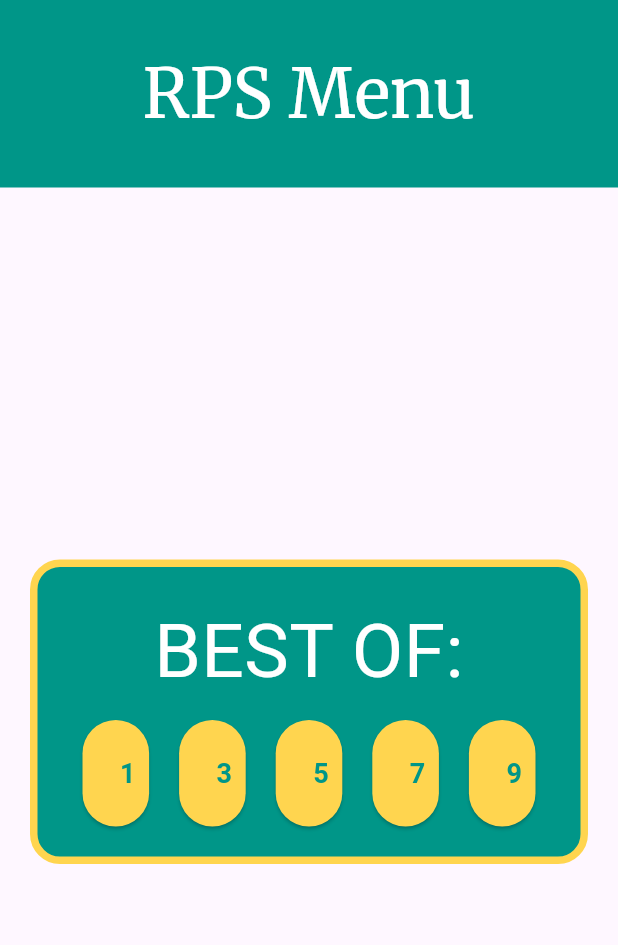
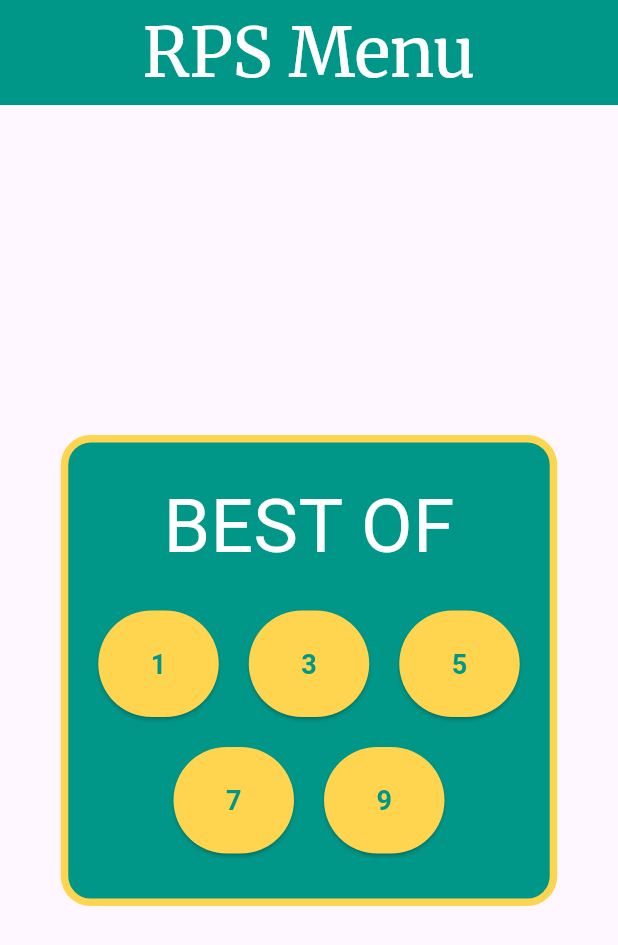
Before and after one commit to KyziaPi/rock-paper-scissors, a Flutter app: the screen it shows after launch, on a phone screen of 412 x 824 dp. Shown: the top 945 px of the screen. Run offline on Flutter 3.47's test engine with Material 3 defaults, Android fonts, the phone set to English and light mode, and no system bars; our stand-ins replace google_fonts.

Commit message:
UI edits to fit phone dimensions

```diff
--- a/lib/game.dart
+++ b/lib/game.dart
@@ -89,7 +89,7 @@ class _GamePageState extends State<GamePage> {
   @override
   Widget build(BuildContext context) {
     return Scaffold(
-      appBar: buildAppBar(context, 'Rock Paper Scissors'),
+      appBar: buildAppBar(context, 'RPS'),
       body: Center(
         child: Column(
           mainAxisAlignment: MainAxisAlignment.center,
@@ -218,7 +218,7 @@ void showRoundOverPopup(BuildContext context, int round, String roundScore,
               SizedBox(height: 10),
               Text(totalScoreMessage, style: TextStyle(fontSize: 25)),
               SizedBox(height: 20),
-              Row(
+              Column(
                 mainAxisAlignment: MainAxisAlignment.center,
                 children: [
                   ElevatedButton(
@@ -228,7 +228,7 @@ void showRoundOverPopup(BuildContext context, int round, String roundScore,
                     style: customButtonStyle2(30),
                     child: Text("Next Round"),
                   ),
-                  const SizedBox(width: 20),
+                  const SizedBox(height: 15),
                   ElevatedButton(
                     onPressed: () {
                       Navigator.push(
--- a/lib/main.dart
+++ b/lib/main.dart
@@ -33,7 +33,7 @@ AppBar buildAppBar(BuildContext context, String title) {
     ),
     backgroundColor: Colors.teal,
     centerTitle: true,
-    toolbarHeight: 125,
+    toolbarHeight: 70,
     automaticallyImplyLeading: false,
   );
 }
--- a/lib/menu.dart
+++ b/lib/menu.dart
@@ -27,17 +27,18 @@ class MenuPage extends StatelessWidget {
               mainAxisSize: MainAxisSize.min,
               mainAxisAlignment: MainAxisAlignment.center,
               children: [
-                const Text('BEST OF:',
+                const Text('BEST OF',
                     style: TextStyle(fontSize: 50,
                         color: Colors.white)
                 ),
                 const SizedBox(height: 10),
-                Row(
-                  mainAxisAlignment: MainAxisAlignment.center,
+                Wrap(
+                  alignment: WrapAlignment.center,
+                  spacing: 20.0,
+                  runSpacing: 0,
                   children: bestOf.map((int num) {
-                    return Flexible(
-                      child: Padding(
-                        padding: const EdgeInsets.symmetric(horizontal: 10),
+                    return Padding(
+                      padding: const EdgeInsets.symmetric(vertical: 10),
                       child: ElevatedButton(
                         onPressed: () {
                           Navigator.push(
@@ -47,9 +48,8 @@ class MenuPage extends StatelessWidget {
                             ),
                           );
                         },
-                          style: customButtonStyle(25),
+                        style: customButtonStyle(35),
                         child: Text('$num'),
-                        ),
                       ),
                     );
                   }).toList(),
```
Lines whose indentation alone changed are shown as unchanged.
